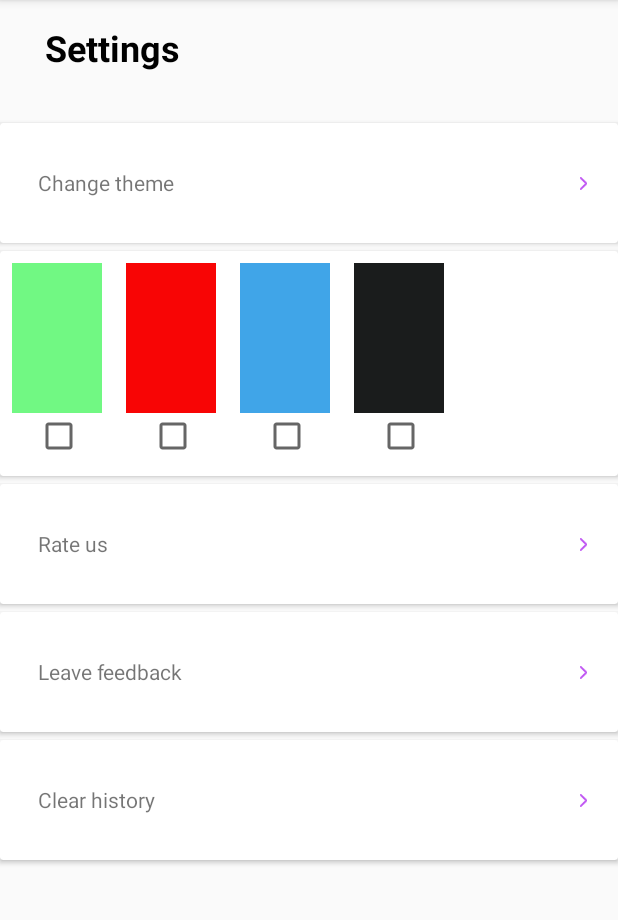
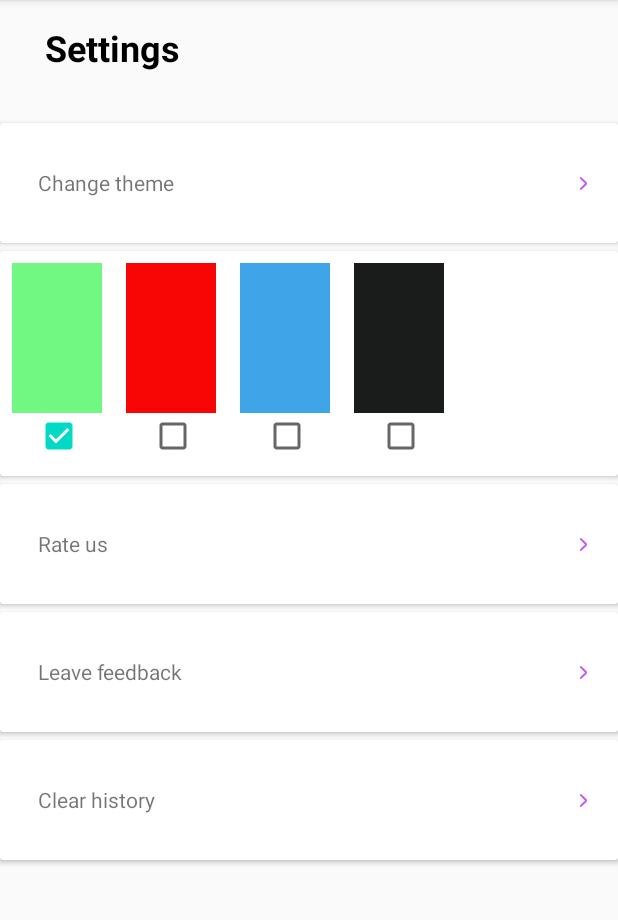
Before and after one commit to PavelMarusov/QuizApp, an Android app: the fragment SettingFragment shown on its own in the app's theme, after a tap on "Change theme", on a phone screen of 412 x 824 dp, the part 84-1004 px from its top. Run offline under Robolectric (Android 15) with nearby library versions, the phone set to English and light mode, and no system bars; our stand-ins replace data binding.

Commit message:
дз.7 добавил выбор темы

```diff
--- a/app/src/main/java/com/example/quizapp/ui/adapter/ListThemeAdapter.java
+++ b/app/src/main/java/com/example/quizapp/ui/adapter/ListThemeAdapter.java
@@ -18,16 +18,17 @@ import androidx.recyclerview.widget.RecyclerView;
 import com.example.quizapp.R;
 import com.example.quizapp.databinding.ListThemeBinding;
 import com.example.quizapp.ui.interfaces.IonCheckBoxLister;
+import com.example.quizapp.ui.model.ThemeModel;
 
 import java.util.List;
 
 import static android.os.Build.VERSION_CODES.R;
 
 public class ListThemeAdapter extends RecyclerView.Adapter<ListThemeAdapter.Holder> {
-    private List<Integer> list;
+    private List<ThemeModel> list;
     private IonCheckBoxLister lister;
 
-    public ListThemeAdapter(List<Integer> list) {
+    public ListThemeAdapter(List<ThemeModel> list) {
 
         this.list = list;
     }
@@ -60,17 +61,13 @@ public class ListThemeAdapter extends RecyclerView.Adapter<ListThemeAdapter.Hold
         public Holder(ListThemeBinding binding) {
             super(binding.getRoot());
             this.binding = binding;
-            binding.checkbox.setOnCheckedChangeListener(new CompoundButton.OnCheckedChangeListener() {
-                @Override
-                public void onCheckedChanged(CompoundButton compoundButton, boolean b) {
-                    compoundButton.setChecked(true);
-                    lister.onCheckBoxPress(getAdapterPosition());
-                }
-            });
+
         }
 
-        public void onBind(Integer color) {
-            binding.image.setBackgroundResource(color);
+        public void onBind(ThemeModel model) {
+            binding.checkbox.setChecked(model.isCheck());
+            binding.image.setBackgroundResource(model.getColor());
+            binding.checkbox.setOnCheckedChangeListener((compoundButton, b) -> lister.onCheckBoxPress(getAdapterPosition()));
         }
     }
 }
--- a/app/src/main/java/com/example/quizapp/ui/fragment/setting/SettingFragment.java
+++ b/app/src/main/java/com/example/quizapp/ui/fragment/setting/SettingFragment.java
@@ -13,6 +13,7 @@ import androidx.annotation.Nullable;
 import androidx.fragment.app.Fragment;
 import androidx.recyclerview.widget.RecyclerView;
 
+import android.os.CountDownTimer;
 import android.os.TokenWatcher;
 import android.util.Log;
 import android.view.LayoutInflater;
@@ -25,6 +26,7 @@ import com.example.quizapp.R;
 import com.example.quizapp.databinding.SettingFragmentBinding;
 import com.example.quizapp.ui.adapter.ListThemeAdapter;
 import com.example.quizapp.ui.interfaces.IonCheckBoxLister;
+import com.example.quizapp.ui.model.ThemeModel;
 
 import java.util.ArrayList;
 import java.util.List;
@@ -33,9 +35,9 @@ public class SettingFragment extends Fragment {
 
     private SettingViewModel mViewModel;
     private SettingFragmentBinding binding;
-    private List<Integer> list;
+    private List<ThemeModel> list;
     private ListThemeAdapter adapter;
-    private IonCheckBoxLister listener;
+    ThemeModel model;
 
     public static SettingFragment newInstance() {
         return new SettingFragment();
@@ -59,10 +61,14 @@ public class SettingFragment extends Fragment {
 
     public void initRecycler() {
         list = new ArrayList<>();
-        list.add(com.example.quizapp.R.color.colorGreenAccent);
-        list.add(R.color.colorRed);
-        list.add(R.color.colorBlue);
-        list.add(R.color.colorBlack);
+        list.add(model =new ThemeModel(R.color.colorGreenAccent,false));
+        list.add(model =new ThemeModel(R.color.colorRed,false));
+        list.add(model =new ThemeModel(R.color.colorBlue,false));
+        list.add(model =new ThemeModel(R.color.colorBlack,false));
+        for (int i = 0; i < list.size(); i++) {
+            if (i == App.preferences.getThemePosition())
+                list.get(i).setCheck(true);
+        }
         adapter = new ListThemeAdapter(list);
         binding.themeRecyclerView.setAdapter(adapter);
     }
@@ -71,12 +77,21 @@ public class SettingFragment extends Fragment {
             binding.theme.setOnClickListener(new View.OnClickListener() {
                 @Override
                 public void onClick(View view) {
+                    binding.recyclerCard.setVisibility(View.VISIBLE);
+                    adapter.setLister(position -> {
+                        list.get(position).setCheck(true);
+                        new CountDownTimer(500,500){
 
-                    binding.recyclerCard.setVisibility(View.VISIBLE);
-                    adapter.setLister(new IonCheckBoxLister() {
                             @Override
-                        public void onCheckBoxPress(int position) {
+                            public void onTick(long l) {
+
+                            }
+
+                            @Override
+                            public void onFinish() {
                                 binding.recyclerCard.setVisibility(View.GONE);
+                            }
+                        };
                         switch (position){
                             case 0:
                                 App.preferences.saveInstance(R.style.GreenTheme);
@@ -89,13 +104,12 @@ public class SettingFragment extends Fragment {
                                 break;
                             case 3:
                                 App.preferences.saveInstance(R.style.DarckTheme);
-
                         }
+                        App.preferences.saveInstancePosition(position);
                         Intent intent = requireActivity().getIntent();
                         requireActivity().finish();
                         startActivity(intent);
 
-                        }
                     });
                 }
             });
--- /dev/null
+++ b/app/src/main/java/com/example/quizapp/ui/model/ThemeModel.java
@@ -0,0 +1,27 @@
+package com.example.quizapp.ui.model;
+
+public class ThemeModel {
+    private int color;
+    private boolean isCheck;
+
+    public ThemeModel(int color, boolean isCheck) {
+        this.color = color;
+        this.isCheck = isCheck;
+    }
+
+    public int getColor() {
+        return color;
+    }
+
+    public void setColor(int color) {
+        this.color = color;
+    }
+
+    public boolean isCheck() {
+        return isCheck;
+    }
+
+    public void setCheck(boolean check) {
+        isCheck = check;
+    }
+}
```
Also changed, not shown: app/src/main/java/com/example/quizapp/util/Preferences.java (+8 -0 lines). Lines whose indentation alone changed are shown as unchanged.
